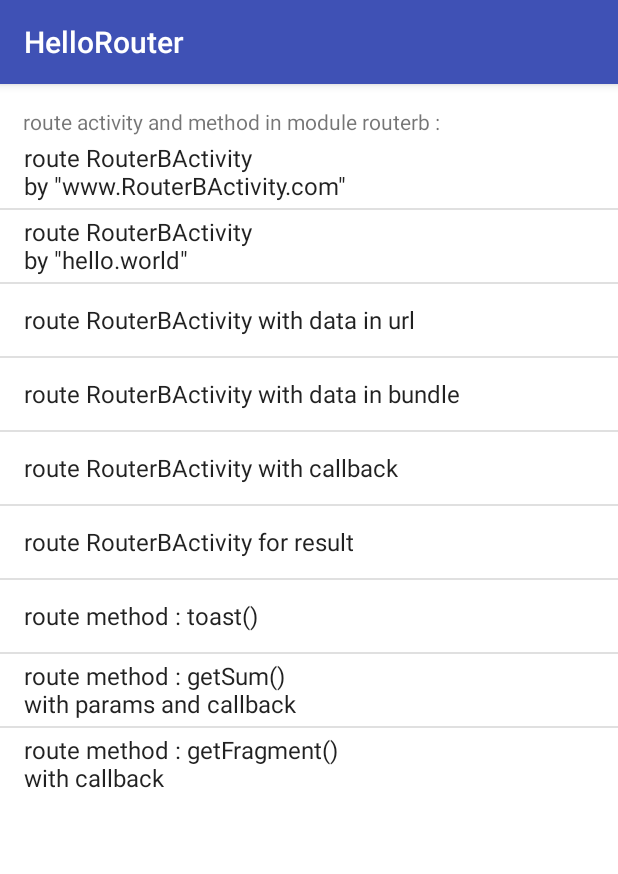
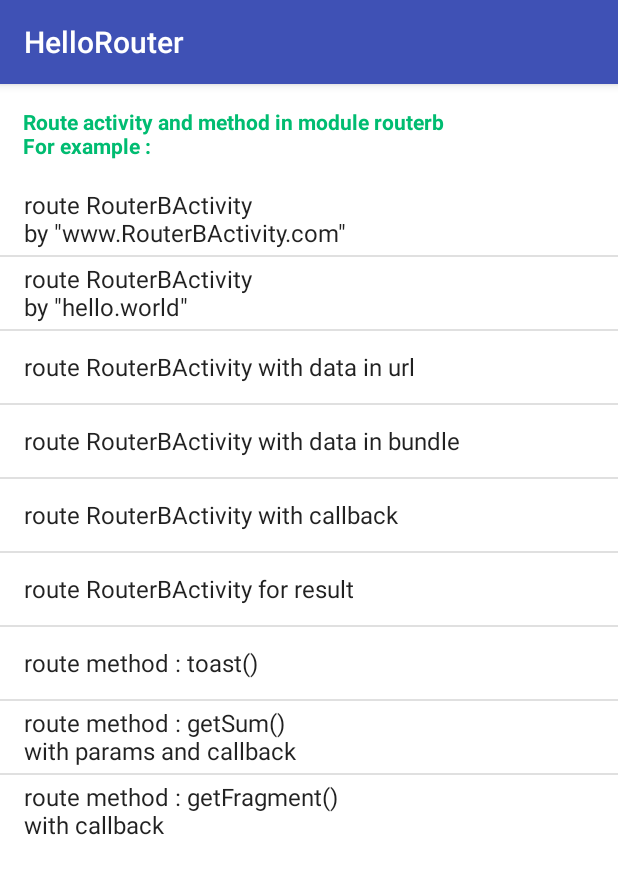
Before and after one commit to michaelxs/Android-XRouter, an Android app: the RouterAActivity screen opened directly, with no data from a screen before it, on a phone screen of 412 x 824 dp. Shown: the top 874 px of the screen. Run offline under Robolectric (Android 15) with nearby library versions, the phone set to English and light mode, and no system bars; our stand-ins replace data binding.

Commit message:
add example

```diff
--- a/app/src/main/res/layout/activity_main.xml
+++ b/app/src/main/res/layout/activity_main.xml
@@ -12,14 +12,14 @@
             android:id="@+id/btn"
             android:layout_width="wrap_content"
             android:layout_height="wrap_content"
-            android:text="java demo : route activity in module routera"
+            android:text="java demo : app route activity in module routera"
             android:textAllCaps="false" />
 
         <Button
             android:id="@+id/btn2"
             android:layout_width="wrap_content"
             android:layout_height="wrap_content"
-            android:text="kotlin demo : route activity in module routera"
+            android:text="kotlin demo : app route activity in module routera"
             android:textAllCaps="false" />
 
     </LinearLayout>
--- a/routera/src/main/res/layout/routera_activity_main.xml
+++ b/routera/src/main/res/layout/routera_activity_main.xml
@@ -17,9 +17,10 @@
         <TextView
             android:layout_width="wrap_content"
             android:layout_height="wrap_content"
-            android:layout_marginLeft="15dp"
-            android:layout_marginTop="15dp"
-            android:text="route activity and method in module routerb :" />
+            android:layout_margin="15dp"
+            android:text="Route activity and method in module routerb\nFor example :"
+            android:textColor="#00bc71"
+            android:textStyle="bold" />
 
         <ListView
             android:id="@+id/listView"
@@ -30,7 +31,8 @@
             android:id="@+id/tv"
             android:layout_width="wrap_content"
             android:layout_height="wrap_content"
-            android:layout_marginLeft="15dp" />
+            android:layout_marginLeft="15dp"
+            android:textColor="#ff0000" />
 
     </LinearLayout>
 </layout>
```
